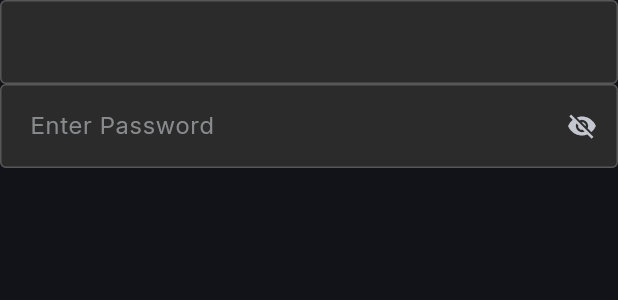
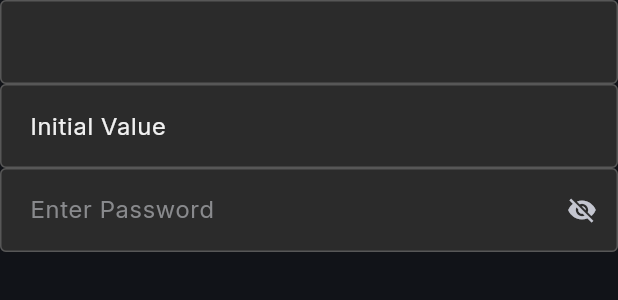
Before and after one commit to mineshp-mecha/mechanix-ui, a Flutter app: the MechanixTextInputPage widget shown alone on an empty page, opened directly, on a phone screen of 412 x 824 dp. Shown: the top 300 px of the screen. Run offline on Flutter 3.47's test engine with Material 3 defaults, Android fonts, the phone set to English and light mode, and no system bars; our stand-ins replace plugin_platform_interface, watch_it.

Commit message:
fix: initial value proprty  in text input

```diff
--- a/flutter/widgets/example/lib/pages/text_input_page.dart
+++ b/flutter/widgets/example/lib/pages/text_input_page.dart
@@ -15,6 +15,9 @@ class _MechanixTextInputPageState extends State<MechanixTextInputPage> {
       child: Column(
         children: [
           MechanixTextInput.textInput(),
+          MechanixTextInput.textInput(
+            initialValue: "Initial Value",
+          ),
           MechanixTextInput.password(
             hintText: 'Enter Password',
           ),
--- a/flutter/widgets/lib/widgets/textInput/mechanix_text_input.dart
+++ b/flutter/widgets/lib/widgets/textInput/mechanix_text_input.dart
@@ -4,8 +4,8 @@ import 'package:widgets/mechanix.dart';
 import 'package:widgets/widgets/textInput/mechanix_text_input_theme.dart';
 
 class MechanixTextInput<T> extends StatefulWidget {
-  const MechanixTextInput.textInput({
-    super.key,
+  const MechanixTextInput.textInput(
+      {super.key,
       this.isPasswordField = false,
       this.onChanged,
       this.hintText,
@@ -15,10 +15,10 @@ class MechanixTextInput<T> extends StatefulWidget {
       this.onFieldSubmitted,
       this.label,
       this.theme,
-  });
+      this.initialValue});
 
-  const MechanixTextInput.password({
-    super.key,
+  const MechanixTextInput.password(
+      {super.key,
       this.isPasswordField = true,
       this.onChanged,
       this.hintText,
@@ -28,7 +28,7 @@ class MechanixTextInput<T> extends StatefulWidget {
       this.onFieldSubmitted,
       this.validator,
       this.theme,
-  });
+      this.initialValue});
 
   final String? label;
   final bool isPasswordField;
@@ -39,6 +39,7 @@ class MechanixTextInput<T> extends StatefulWidget {
   final void Function(String)? onFieldSubmitted;
   final String? Function(String?)? validator;
   final MechanixTextInputThemeData? theme;
+  final String? initialValue;
 
   @override
   State<MechanixTextInput> createState() => _MechanixTextInputState();
@@ -57,7 +58,7 @@ class _MechanixTextInputState extends State<MechanixTextInput> {
   @override
   void initState() {
     super.initState();
-    _controller = TextEditingController();
+    _controller = TextEditingController(text: widget.initialValue ?? '');
   }
 
   @override
```
Lines whose indentation alone changed are shown as unchanged.
